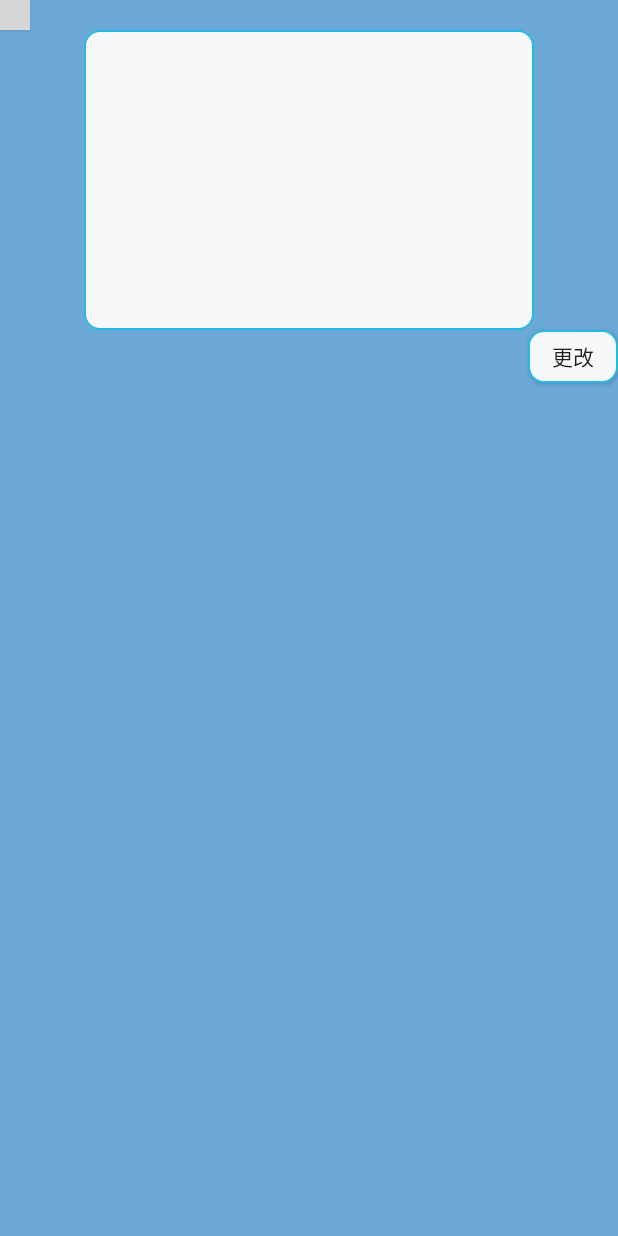
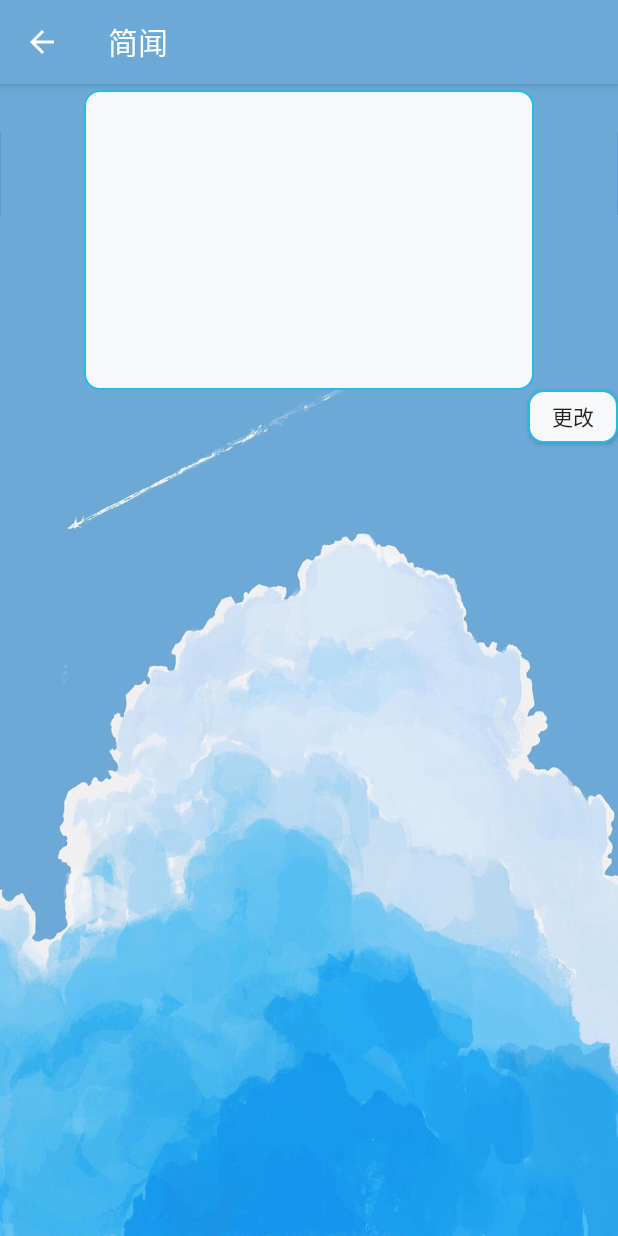
Before and after one commit to ZeroClian/SimpleNews, an Android app: the Motto screen opened directly, with no data from a screen before it, on a phone screen of 412 x 824 dp. Run offline under Robolectric (Android 15) with nearby library versions, the phone set to English and light mode, and no system bars; libraries missing offline, so code that uses them is left out: org.litepal.crud; grey boxes are pictures that could not be loaded.

Commit message:
界面再次优化

```diff
--- a/app/src/main/java/com/example/simplenews/Index.java
+++ b/app/src/main/java/com/example/simplenews/Index.java
@@ -47,14 +47,15 @@ public class Index extends AppCompatActivity {
     protected void onCreate(Bundle savedInstanceState) {
         super.onCreate(savedInstanceState);
         setContentView(R.layout.activity_index);
-        Toolbar toolbar = (Toolbar) findViewById(R.id.toolbar);
-        setSupportActionBar(toolbar);
         //接收
         main_name = getIntent().getStringExtra("username");
         //同步用户名
         tvName = (TextView) findViewById(R.id.nav_header_name);
         tvName.setText(new String(String.format(getResources().getString(R.string.nav_header_name),main_name)));
 
+        //主布局初始化
+        Toolbar toolbar = (Toolbar) findViewById(R.id.toolbar);
+        setSupportActionBar(toolbar);
         mDrawerLayout = (DrawerLayout) findViewById(R.id.drawer_layout);
         ActionBar actionBar = getSupportActionBar();
         if (actionBar!=null){
--- a/app/src/main/java/com/example/simplenews/Motto.java
+++ b/app/src/main/java/com/example/simplenews/Motto.java
@@ -1,8 +1,12 @@
 package com.example.simplenews;
 
 import android.content.Intent;
+import android.support.v4.widget.DrawerLayout;
+import android.support.v7.app.ActionBar;
 import android.support.v7.app.AppCompatActivity;
 import android.os.Bundle;
+import android.support.v7.widget.Toolbar;
+import android.view.MenuItem;
 import android.view.View;
 import android.widget.Button;
 import android.widget.EditText;
@@ -12,23 +16,24 @@ import com.example.simplenews.gson.User;
 import org.litepal.crud.DataSupport;
 
 public class Motto extends AppCompatActivity {
+    private DrawerLayout mottoDL;
 
     @Override
     protected void onCreate(Bundle savedInstanceState) {
         super.onCreate(savedInstanceState);
         setContentView(R.layout.activity_motto);
+        Toolbar toolbar = (Toolbar) findViewById(R.id.motto_toolbar);
+        setSupportActionBar(toolbar);
+        mottoDL = (DrawerLayout) findViewById(R.id.motto_drawer_layout);
+        ActionBar actionBar = getSupportActionBar();
+        if (actionBar!=null){
+            actionBar.setDisplayHomeAsUpEnabled(true);
+        }
+
         final EditText motto = (EditText) findViewById(R.id.new_motto);
         motto.setText(getIntent().getStringExtra("motto"));
         final String alter_name = getIntent().getStringExtra("alter_name");
 
-        //返回information
-        Button motto_back = (Button) findViewById(R.id.motto_back);
-        motto_back.setOnClickListener(new View.OnClickListener() {
-            @Override
-            public void onClick(View v) {
-                finish();
-            }
-        });
 
         //修改个性签名
         Button alter_motto = (Button) findViewById(R.id.alter_motto);
@@ -42,4 +47,14 @@ public class Motto extends AppCompatActivity {
             }
         });
     }
+
+    //返回
+    @Override
+    public boolean onOptionsItemSelected(MenuItem item) {
+        if (item.getItemId()==android.R.id.home){
+            finish();
+            return true;
+        }
+        return super.onOptionsItemSelected(item);
+    }
 }
--- a/app/src/main/res/layout/activity_index.xml
+++ b/app/src/main/res/layout/activity_index.xml
@@ -21,6 +21,7 @@
                 app:layout_scrollFlags="scroll|enterAlways|snap"/>
         </android.support.design.widget.AppBarLayout>
 
+        <!--下拉更新-->
         <android.support.v4.widget.SwipeRefreshLayout
             android:id="@+id/swipe_refresh"
             android:layout_width="match_parent"
--- a/app/src/main/res/layout/activity_motto.xml
+++ b/app/src/main/res/layout/activity_motto.xml
@@ -1,18 +1,31 @@
 <?xml version="1.0" encoding="utf-8"?>
-<LinearLayout xmlns:android="http://schemas.android.com/apk/res/android"
-    xmlns:tools="http://schemas.android.com/tools"
+<android.support.v4.widget.DrawerLayout
+    xmlns:android="http://schemas.android.com/apk/res/android"
+    xmlns:app="http://schemas.android.com/apk/res-auto"
+    android:id="@+id/motto_drawer_layout"
+    android:layout_width="match_parent"
+    android:layout_height="match_parent">
+    <android.support.design.widget.CoordinatorLayout
+        android:layout_width="match_parent"
+        android:layout_height="match_parent">
+        <android.support.design.widget.AppBarLayout
+            android:layout_width="match_parent"
+            android:layout_height="wrap_content">
+            <android.support.v7.widget.Toolbar
+                android:id="@+id/motto_toolbar"
+                android:layout_width="match_parent"
+                android:layout_height="?attr/actionBarSize"
+                android:background="?attr/colorPrimary"
+                android:theme="@style/ThemeOverlay.AppCompat.Dark.ActionBar"
+                app:popupTheme="@style/ThemeOverlay.AppCompat.Light"
+                app:layout_scrollFlags="scroll|enterAlways|snap"/>
+        </android.support.design.widget.AppBarLayout>
+    <LinearLayout
+        android:paddingTop="60dp"
+        android:background="@drawable/main_background"
         android:orientation="vertical"
-    android:id="@+id/activity_motto"
         android:layout_width="match_parent"
-    android:layout_height="match_parent"
-    android:background="@color/colorPrimary"
-    tools:context="com.example.simplenews.Motto">
-
-    <Button
-        android:id="@+id/motto_back"
-        android:background="@drawable/back"
-        android:layout_width="20dp"
-        android:layout_height="20dp" />
+        android:layout_height="match_parent">
         <EditText
             android:id="@+id/new_motto"
             android:textColor="@color/black"
@@ -29,5 +42,8 @@
             android:layout_height="35dp"
             android:background="@drawable/textview_round_border"
             android:layout_gravity="end"/>
+    </LinearLayout>
 
-</LinearLayout>
+
+</android.support.design.widget.CoordinatorLayout>
+    </android.support.v4.widget.DrawerLayout>
--- a/app/src/main/res/values/colors.xml
+++ b/app/src/main/res/values/colors.xml
@@ -2,6 +2,6 @@
 <resources>
     <color name="colorPrimary">#6ca9d6</color>
     <color name="colorPrimaryDark">#303F9F</color>
-    <color name="colorAccent">#FF4081</color>
+    <color name="colorAccent">#b0d2eb</color>
     <color name="black">#000000</color>
 </resources>
```
Also changed, not shown: app/src/main/java/com/example/simplenews/BrowseNewsActivity.java (+46 -0 lines), app/src/main/java/com/example/simplenews/Infomation.java (+23 -8 lines), app/src/main/res/layout/activity_browse_news.xml (+40 -7 lines), app/src/main/res/layout/activity_infomation.xml (+25 -12 lines). Lines whose indentation alone changed are shown as unchanged.
